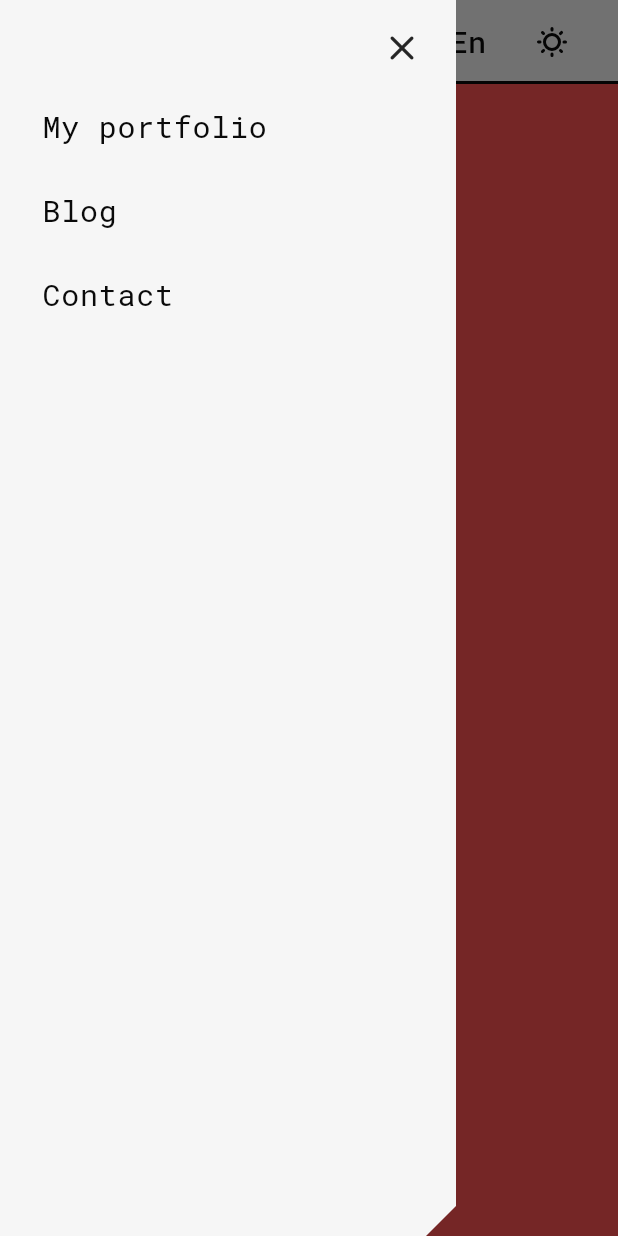
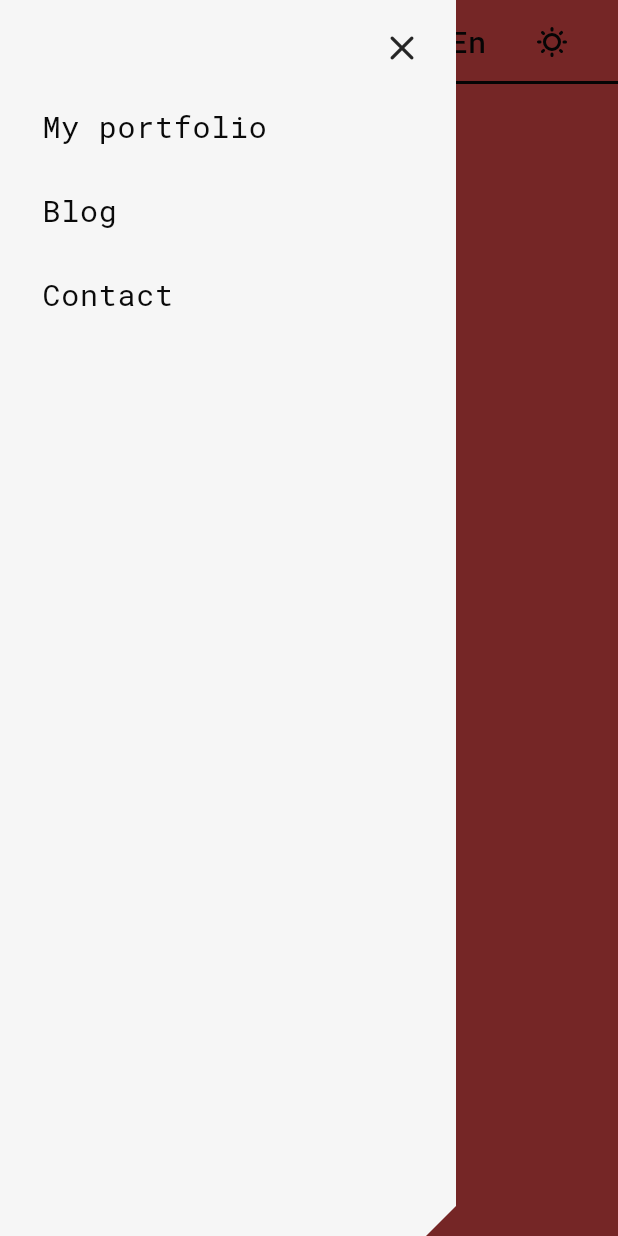
Before and after one commit to xaistrying/xaistrying-portfolio-code, a Flutter app: the BlogScreen screen opened by its route, after a tap on an icon or button, on a phone screen of 412 x 824 dp. Run offline on Flutter 3.47's test engine with Material 3 defaults, Android fonts, the phone set to English and light mode, and no system bars; our stand-ins replace bloc, flutter_bloc, flutter_svg, freezed_annotation, go_router, google_fonts; generated files the repository leaves out were written again.

Commit message:
style: switch to using sliver app bar

```diff
--- a/lib/app/router/app_router.dart
+++ b/lib/app/router/app_router.dart
@@ -1,3 +1,6 @@
+// Flutter imports:
+import 'package:flutter/material.dart';
+
 // Package imports:
 import 'package:go_router/go_router.dart';
 
@@ -6,6 +9,9 @@ import 'package:xaistrying_portfolio/presentation/blog/blog_screen.dart';
 import 'package:xaistrying_portfolio/presentation/contact/contact_screen.dart';
 import 'package:xaistrying_portfolio/presentation/my_portfolio/my_portfolio_screen.dart';
 import 'package:xaistrying_portfolio/presentation/nav/nav_screen.dart';
+import '../../presentation/nav/nav_shell_provider.dart';
+
+final GlobalKey<ScaffoldState> scaffoldKey = GlobalKey();
 
 class AppRouter {
   AppRouter._();
@@ -19,8 +25,10 @@ class AppRouter {
     routes: [
       StatefulShellRoute.indexedStack(
         builder:
-            (context, state, navigationShell) =>
-                NavScreen(navigationShell: navigationShell),
+            (context, state, navigationShell) => NavigationShellProvider(
+              navigationShell: navigationShell,
+              child: NavScreen(navigationShell: navigationShell),
+            ),
         branches: [
           StatefulShellBranch(
             routes: [
--- a/lib/presentation/blog/blog_screen.dart
+++ b/lib/presentation/blog/blog_screen.dart
@@ -1,11 +1,17 @@
 // Flutter imports:
 import 'package:flutter/material.dart';
+
+// Project imports:
+import '../nav/widget/sliver_app_bar_widget.dart';
 
 class BlogScreen extends StatelessWidget {
   const BlogScreen({super.key});
 
   @override
   Widget build(BuildContext context) {
-    return Scaffold(backgroundColor: Colors.redAccent);
+    return Scaffold(
+      backgroundColor: Colors.redAccent,
+      body: CustomScrollView(slivers: [SliverAppBarWidget()]),
+    );
   }
 }
--- a/lib/presentation/my_portfolio/components/exp_component.dart
+++ b/lib/presentation/my_portfolio/components/exp_component.dart
@@ -104,9 +104,11 @@ class ExpComponent extends StatelessWidget {
           SizedBox(height: 20),
           _defaultHorizontalPadding(
             child: Row(
-              spacing: 16,
               children: [
-                Icon(Icons.circle_rounded, size: 8),
+                Padding(
+                  padding: const EdgeInsets.only(left: 2.0, right: 16.0),
+                  child: Icon(Icons.circle_rounded, size: 8),
+                ),
                 Flexible(
                   child: Text(
                     'Lorem Ipsum ',
--- a/lib/presentation/my_portfolio/components/header_component.dart
+++ b/lib/presentation/my_portfolio/components/header_component.dart
@@ -56,6 +56,7 @@ class HeaderComponent extends StatelessWidget {
       decoration: _headerContainerDecoration(context),
       child: ListView(
         shrinkWrap: true,
+        cacheExtent: 10000,
         physics: NeverScrollableScrollPhysics(),
         children: [
           FlutterLogo(size: 400),
@@ -109,7 +110,7 @@ class HeaderComponent extends StatelessWidget {
             style: TextStyle(
               fontSize: 20,
               fontWeight: FontWeight.bold,
-              color: AppColor.getLightDark(context),
+              color: AppColor.getLightDark(context, reverse: true),
             ),
           ),
         ),
--- a/lib/presentation/nav/layout/app_bar_function_mobile_layout.dart
+++ b/lib/presentation/nav/layout/app_bar_function_mobile_layout.dart
@@ -13,6 +13,7 @@ import 'package:xaistrying_portfolio/app/extension/string_extension.dart';
 import '../../../app/bloc/app_config/app_config_cubit.dart';
 import '../../../app/constant/language_constant.dart';
 import '../../../app/l10n/generated/app_localizations.dart';
+import '../../../app/router/app_router.dart';
 import '../../../app/theme/app_color.dart';
 
 class AppBarFunctionMobileLayout extends StatelessWidget {
@@ -29,7 +30,7 @@ class AppBarFunctionMobileLayout extends StatelessWidget {
         spacing: 4,
         children: [
           IconButton(
-            onPressed: () => Scaffold.of(context).openDrawer(),
+            onPressed: () => scaffoldKey.currentState!.openDrawer(),
             constraints: BoxConstraints(),
             style: IconButton.styleFrom(
               splashFactory: NoSplash.splashFactory,
--- a/lib/presentation/nav/layout/app_bar_function_tablet_layout.dart
+++ b/lib/presentation/nav/layout/app_bar_function_tablet_layout.dart
@@ -13,6 +13,7 @@ import 'package:xaistrying_portfolio/app/extension/string_extension.dart';
 import '../../../app/bloc/app_config/app_config_cubit.dart';
 import '../../../app/constant/language_constant.dart';
 import '../../../app/l10n/generated/app_localizations.dart';
+import '../../../app/router/app_router.dart';
 import '../../../app/theme/app_color.dart';
 
 class AppBarFunctionsTabletLayout extends StatelessWidget {
@@ -29,7 +30,7 @@ class AppBarFunctionsTabletLayout extends StatelessWidget {
         spacing: 20,
         children: [
           IconButton(
-            onPressed: () => Scaffold.of(context).openDrawer(),
+            onPressed: () => scaffoldKey.currentState!.openDrawer(),
             constraints: BoxConstraints(),
             style: IconButton.styleFrom(
               splashFactory: NoSplash.splashFactory,
--- a/lib/presentation/nav/nav_screen.dart
+++ b/lib/presentation/nav/nav_screen.dart
@@ -5,11 +5,8 @@ import 'package:flutter/material.dart';
 import 'package:go_router/go_router.dart';
 
 // Project imports:
-import 'package:xaistrying_portfolio/app/theme/app_color.dart';
-import 'package:xaistrying_portfolio/presentation/nav/layout/app_bar_function_tablet_layout.dart';
-import 'package:xaistrying_portfolio/presentation/nav/layout/app_bar_functions_desktop_layout.dart';
+import 'package:xaistrying_portfolio/app/router/app_router.dart';
 import '../../app/util/screen_helper.dart';
-import 'layout/app_bar_function_mobile_layout.dart';
 import 'widget/drawer_widget.dart';
 
 class NavScreen extends StatelessWidget {
@@ -20,24 +17,25 @@ class NavScreen extends StatelessWidget {
   @override
   Widget build(BuildContext context) {
     return Scaffold(
-      appBar: AppBar(
-        automaticallyImplyLeading: false,
-        scrolledUnderElevation: 0,
-        shape: Border(
-          bottom: BorderSide(color: AppColor.getWhiteBlack(context), width: 2),
-        ),
-        title: ScreenHelper(
-          desktopBody: AppBarFunctionsDesktopLayout(
-            navigationShell: navigationShell,
-          ),
-          tabletBody: AppBarFunctionsTabletLayout(
-            navigationShell: navigationShell,
-          ),
-          mobileBody: AppBarFunctionMobileLayout(
-            navigationShell: navigationShell,
-          ),
-        ),
-      ),
+      key: scaffoldKey,
+      // appBar: AppBar(
+      //   automaticallyImplyLeading: false,
+      //   scrolledUnderElevation: 0,
+      //   shape: Border(
+      //     bottom: BorderSide(color: AppColor.getWhiteBlack(context), width: 2),
+      //   ),
+      //   title: ScreenHelper(
+      //     desktopBody: AppBarFunctionsDesktopLayout(
+      //       navigationShell: navigationShell,
+      //     ),
+      //     tabletBody: AppBarFunctionsTabletLayout(
+      //       navigationShell: navigationShell,
+      //     ),
+      //     mobileBody: AppBarFunctionMobileLayout(
+      //       navigationShell: navigationShell,
+      //     ),
+      //   ),
+      // ),
       drawer: ScreenHelper(
         tabletBody: DrawerWidget(navigationShell: navigationShell),
         mobileBody: DrawerWidget(navigationShell: navigationShell),
--- /dev/null
+++ b/lib/presentation/nav/nav_shell_provider.dart
@@ -0,0 +1,27 @@
+// Flutter imports:
+import 'package:flutter/material.dart';
+
+// Package imports:
+import 'package:go_router/go_router.dart';
+
+class NavigationShellProvider extends InheritedWidget {
+  final StatefulNavigationShell navigationShell;
+
+  const NavigationShellProvider({
+    super.key,
+    required this.navigationShell,
+    required super.child,
+  });
+
+  static StatefulNavigationShell of(BuildContext context) {
+    final result =
+        context.dependOnInheritedWidgetOfExactType<NavigationShellProvider>();
+    assert(result != null, 'No NavigationShellProvider found in context');
+    return result!.navigationShell;
+  }
+
+  @override
+  bool updateShouldNotify(covariant NavigationShellProvider oldWidget) {
+    return oldWidget.navigationShell != navigationShell;
+  }
+}
--- a/lib/presentation/nav/widget/drawer_widget.dart
+++ b/lib/presentation/nav/widget/drawer_widget.dart
@@ -21,6 +21,7 @@ class DrawerWidget extends StatelessWidget {
         borderRadius: BorderRadius.only(bottomRight: Radius.circular(20)),
       ),
       child: ListView(
+        cacheExtent: 10000,
         padding: const EdgeInsets.symmetric(horizontal: 12, vertical: 8),
         children: [
           Align(
--- /dev/null
+++ b/lib/presentation/nav/widget/sliver_app_bar_widget.dart
@@ -0,0 +1,39 @@
+// Flutter imports:
+import 'package:flutter/material.dart';
+
+// Project imports:
+import '../../../app/theme/app_color.dart';
+import '../../../app/util/screen_helper.dart';
+import '../layout/app_bar_function_mobile_layout.dart';
+import '../layout/app_bar_function_tablet_layout.dart';
+import '../layout/app_bar_functions_desktop_layout.dart';
+import '../nav_shell_provider.dart';
+
+class SliverAppBarWidget extends StatelessWidget {
+  const SliverAppBarWidget({super.key});
+
+  @override
+  Widget build(BuildContext context) {
+    final navigationShell = NavigationShellProvider.of(context);
+    return SliverAppBar(
+      automaticallyImplyLeading: false,
+      scrolledUnderElevation: 0,
+      pinned: false,
+      floating: false,
+      shape: Border(
+        bottom: BorderSide(color: AppColor.getWhiteBlack(context), width: 2),
+      ),
+      title: ScreenHelper(
+        desktopBody: AppBarFunctionsDesktopLayout(
+          navigationShell: navigationShell,
+        ),
+        tabletBody: AppBarFunctionsTabletLayout(
+          navigationShell: navigationShell,
+        ),
+        mobileBody: AppBarFunctionMobileLayout(
+          navigationShell: navigationShell,
+        ),
+      ),
+    );
+  }
+}
```
Also changed, not shown: lib/presentation/contact/contact_screen.dart (+7 -1 lines), lib/presentation/my_portfolio/my_portfolio_screen.dart (+12 -2 lines).
